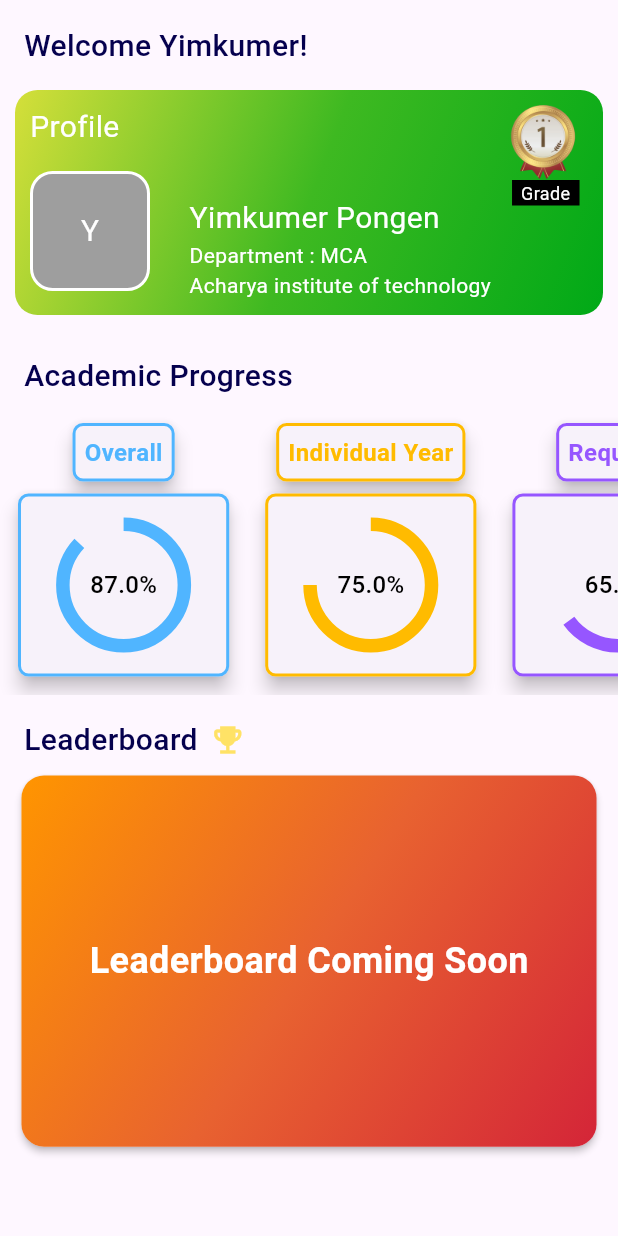
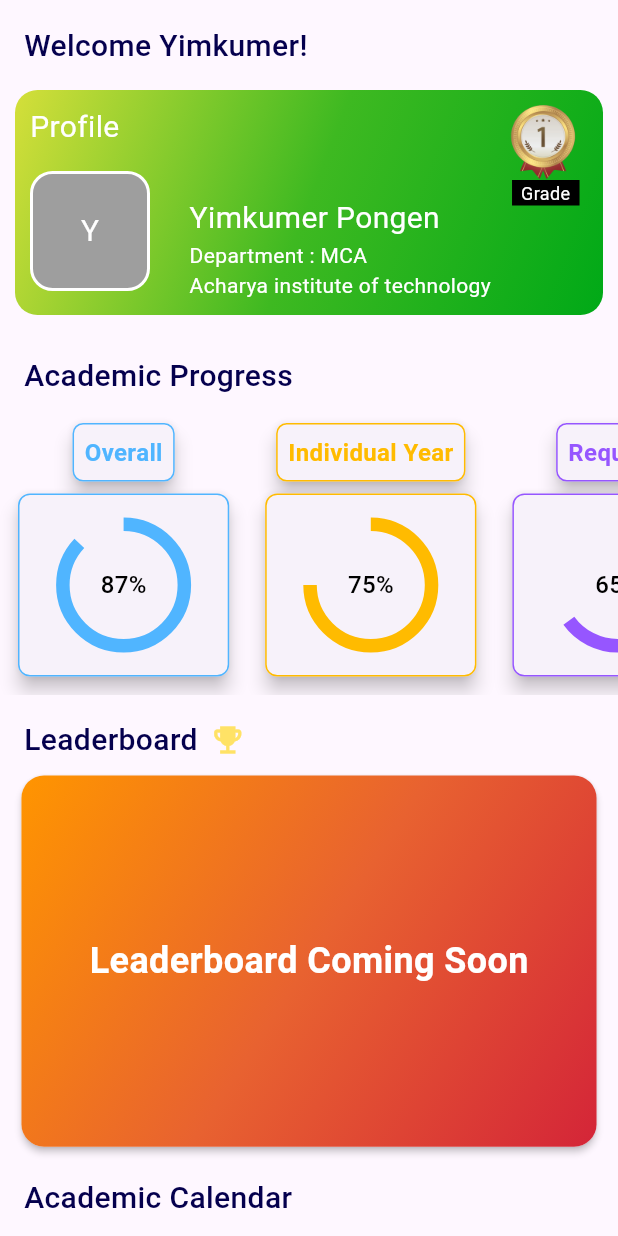
Before and after one commit to yimkumer/Alive_app, a Flutter app: the std_home screen opened directly with empty values, on a phone screen of 412 x 824 dp. Run offline on Flutter 3.47's test engine with Material 3 defaults, Android fonts, the phone set to English and light mode, and no system bars; drawn by our look-alikes of percent_indicator; our stand-ins replace file_picker, flutter_svg; network calls fail; project files that could hold a hidden picture were left out.

Commit message:
Semester subject updated

```diff
--- a/alive_app/lib/components/student_section/modules/homepage/academic_progress.dart
+++ b/alive_app/lib/components/student_section/modules/homepage/academic_progress.dart
@@ -58,7 +58,7 @@ class AcademicProgress extends StatelessWidget {
           Card(
             elevation: 5,
             shape: RoundedRectangleBorder(
-              side: BorderSide(color: color, width: 2.0),
+              side: BorderSide(color: color, width: 1.0),
               borderRadius: BorderRadius.circular(7.0),
             ),
             child: Padding(
@@ -75,8 +75,8 @@ class AcademicProgress extends StatelessWidget {
           Card(
             elevation: 5,
             shape: RoundedRectangleBorder(
-              side: BorderSide(color: color, width: 2.0),
-              borderRadius: BorderRadius.circular(7.0),
+              side: BorderSide(color: color, width: 1.0),
+              borderRadius: BorderRadius.circular(8.0),
             ),
             child: Padding(
               padding: const EdgeInsets.symmetric(vertical: 16.0),
@@ -87,7 +87,7 @@ class AcademicProgress extends StatelessWidget {
                   lineWidth: 9.0,
                   percent: percent,
                   center: Text(
-                    "${(percent * 100).toStringAsFixed(1)}%",
+                    "${(percent * 100).toInt()}%",
                     style: const TextStyle(
                         color: Colors.black,
                         fontSize: 16,
--- /dev/null
+++ b/alive_app/lib/components/student_section/modules/homepage/calendar.dart
@@ -0,0 +1,35 @@
+import 'package:flutter/material.dart';
+
+class Calendar extends StatefulWidget {
+  const Calendar({super.key});
+
+  @override
+  State<Calendar> createState() => _CalendarState();
+}
+
+class _CalendarState extends State<Calendar> {
+  @override
+  Widget build(BuildContext context) {
+    return const SingleChildScrollView(
+      child: Column(
+        mainAxisSize: MainAxisSize.min,
+        children: [
+          Padding(
+            padding: EdgeInsets.fromLTRB(16, 16, 0, 5),
+            child: Align(
+              alignment: Alignment.centerLeft,
+              child: Text(
+                "Academic Calendar",
+                style: TextStyle(
+                  color: Color(0xFF05004E),
+                  fontWeight: FontWeight.w500,
+                  fontSize: 20.0,
+                ),
+              ),
+            ),
+          ),
+        ],
+      ),
+    );
+  }
+}
--- /dev/null
+++ b/alive_app/lib/components/student_section/modules/homepage/semsubjects.dart
@@ -0,0 +1,201 @@
+import 'dart:convert';
+import 'package:flutter/material.dart';
+import 'package:flutter_svg/svg.dart';
+import 'package:http/http.dart' as http;
+
+class Subject {
+  final String currentYear;
+  final String currentSem;
+  final String subjectCode;
+  final String subjectName;
+  final String subjectNameShort;
+
+  Subject({
+    required this.currentYear,
+    required this.currentSem,
+    required this.subjectCode,
+    required this.subjectName,
+    required this.subjectNameShort,
+  });
+
+  factory Subject.fromJson(Map<String, dynamic> json) {
+    return Subject(
+      currentYear: json['current_year'],
+      currentSem: json['current_sem'],
+      subjectCode: json['subject_code'],
+      subjectName: json['subject_name'],
+      subjectNameShort: json['subject_name_short'],
+    );
+  }
+}
+
+class Semsubjects extends StatefulWidget {
+  final String token;
+
+  const Semsubjects({super.key, required this.token});
+
+  @override
+  State<Semsubjects> createState() => _SubjectsState();
+}
+
+class _SubjectsState extends State<Semsubjects> {
+  late Future<Map<String, List<Subject>>> dataFuture;
+  String? selectedSemester;
+
+  @override
+  void initState() {
+    super.initState();
+    dataFuture = fetchData();
+  }
+
+  Future<Map<String, List<Subject>>> fetchData() async {
+    var headers = {'Authorization': 'Bearer ${widget.token}'};
+    var request = http.Request(
+        'GET', Uri.parse('https://api.alive.university/api/v1/user-subjects'));
+    request.headers.addAll(headers);
+
+    try {
+      http.StreamedResponse response = await request.send();
+      if (response.statusCode == 200) {
+        String responseBody = await response.stream.bytesToString();
+        var data = jsonDecode(responseBody);
+        Map<String, List<Subject>> subjectsBySemester = {};
+        data['data'].forEach((year, semesters) {
+          semesters.forEach((semester, subjectsData) {
+            subjectsBySemester[semester] =
+                subjectsData.map<Subject>((subjectData) {
+              return Subject.fromJson(subjectData);
+            }).toList();
+          });
+        });
+        return subjectsBySemester;
+      } else {
+        throw Exception('Failed to load data');
+      }
+    } catch (e) {
+      throw Exception('Failed to load data: $e');
+    }
+  }
+
+  @override
+  Widget build(BuildContext context) {
+    return Padding(
+      padding: const EdgeInsets.all(5.0),
+      child: SizedBox(
+        height: MediaQuery.of(context).size.height,
+        child: Column(
+          children: <Widget>[
+            Padding(
+              padding: const EdgeInsets.fromLTRB(16, 16, 0, 15),
+              child: Row(
+                children: [
+                  const Align(
+                    alignment: Alignment.centerLeft,
+                    child: Text(
+                      "Semester Subjects",
+                      style: TextStyle(
+                        color: Color(0xFF05004E),
+                        fontWeight: FontWeight.w500,
+                        fontSize: 20.0,
+                      ),
+                    ),
+                  ),
+                  const SizedBox(
+                    width: 10,
+                  ),
+                  Image.asset("assets/sembooks.png"),
+                ],
+              ),
+            ),
+            FutureBuilder<Map<String, List<Subject>>>(
+              future: dataFuture,
+              builder: (context, snapshot) {
+                if (snapshot.connectionState == ConnectionState.waiting) {
+                  return const CircularProgressIndicator();
+                } else if (snapshot.hasError) {
+                  print(snapshot.error);
+                  return Text('Error: ${snapshot.error}');
+                } else if (snapshot.data == null || snapshot.data!.isEmpty) {
+                  return const Text('No subjects available');
+                } else {
+                  List<String> semesters = snapshot.data!.keys.toList();
+                  if (semesters.isNotEmpty && selectedSemester == null) {
+                    selectedSemester = semesters.last;
+                  }
+                  return Column(
+                    crossAxisAlignment: CrossAxisAlignment.end,
+                    children: [
+                      Container(
+                        padding: const EdgeInsets.symmetric(
+                            horizontal: 4, vertical: 4),
+                        decoration: BoxDecoration(
+                          borderRadius: BorderRadius.circular(13),
+                          border: Border.all(
+                              color: const Color(0xffF18833), width: 1),
+                        ),
+                        child: DropdownButton<String>(
+                          value: selectedSemester,
+                          hint: const Text("Select Semester"),
+                          onChanged: (String? newValue) {
+                            if (newValue != null) {
+                              setState(() {
+                                selectedSemester = newValue;
+                              });
+                            }
+                          },
+                          items: semesters
+                              .map<DropdownMenuItem<String>>((String value) {
+                            return DropdownMenuItem<String>(
+                              value: value,
+                              child: Text(
+                                "Semester $value",
+                                style: TextStyle(
+                                  color: value == selectedSemester
+                                      ? const Color(0xffF18833)
+                                      : null,
+                                ),
+                              ),
+                            );
+                          }).toList(),
+                          isDense: true,
+                          iconSize: 24,
+                          underline: Container(),
+                          dropdownColor: Colors.white,
+                          iconEnabledColor: const Color(0xffF18833),
+                        ),
+                      ),
+                      const SizedBox(
+                        height: 05,
+                      ),
+                      SizedBox(
+                        height: 300,
+                        child: ListView.builder(
+                          itemCount:
+                              snapshot.data?[selectedSemester]?.length ?? 0,
+                          itemBuilder: (BuildContext context, int index) {
+                            var subject =
+                                snapshot.data![selectedSemester]?[index];
+                            return Card(
+                              elevation: 8,
+                              margin: const EdgeInsets.all(8.0),
+                              child: ListTile(
+                                leading: SvgPicture.asset('assets/subject.svg',
+                                    height: 25, width: 25),
+                                title: Text(
+                                    ' ${subject?.subjectName} (${subject?.subjectNameShort})'),
+                              ),
+                            );
+                          },
+                        ),
+                      ),
+                    ],
+                  );
+                }
+              },
+            ),
+          ],
+        ),
+      ),
+    );
+  }
+}
--- a/alive_app/lib/components/student_section/modules/homepage/std_home.dart
+++ b/alive_app/lib/components/student_section/modules/homepage/std_home.dart
@@ -1,7 +1,9 @@
 import 'package:flutter/material.dart';
+import 'calendar.dart';
 import 'leaderboard.dart';
 import 'profile_section.dart';
 import 'academic_progress.dart';
+import 'semsubjects.dart';
 
 class std_home extends StatelessWidget {
   final String token;
@@ -10,13 +12,15 @@ class std_home extends StatelessWidget {
 
   @override
   Widget build(BuildContext context) {
-    return const Scaffold(
+    return Scaffold(
       body: SingleChildScrollView(
         child: Column(
           children: [
-            ProfileSection(),
-            AcademicProgress(),
-            Leaderboard(),
+            const ProfileSection(),
+            const AcademicProgress(),
+            const Leaderboard(),
+            const Calendar(),
+            Semsubjects(token: token),
           ],
         ),
       ),
--- a/alive_app/lib/components/student_section/modules/subjects/subjects.dart
+++ b/alive_app/lib/components/student_section/modules/subjects/subjects.dart
@@ -87,8 +87,6 @@ class _SubjectsState extends State<Subjects> {
 
       return subjects;
     } else {
-      print('Status code: ${response.statusCode}');
-      print('Response body: ${await response.stream.bytesToString()}');
       throw Exception('Failed to load data');
     }
   }
```
Also changed, not shown: alive_app/assets/sembooks.png (added), alive_app/assets/subject.svg (added).
